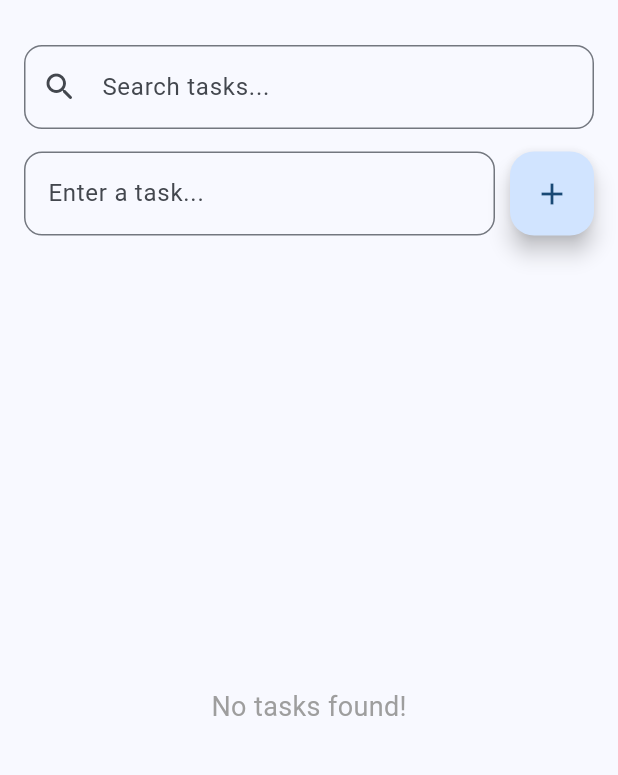
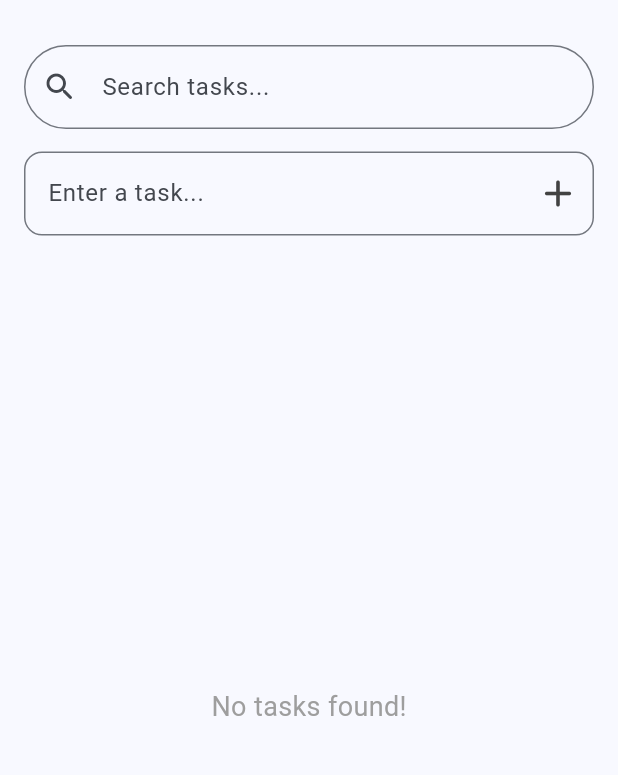
Before and after one commit to Rohiitt405/TaskFlow, a Flutter app: the screen it shows after launch, on a phone screen of 412 x 824 dp, the part 63-838 px from its top. Run offline on Flutter 3.47's test engine with Material 3 defaults, Android fonts, the phone set to English and light mode, and no system bars; our stand-ins replace shared_preferences.

Commit message:
Remove the floating add button and add in textbox icon button

```diff
--- a/lib/main.dart
+++ b/lib/main.dart
@@ -210,7 +210,7 @@ class _TodoHomePageState extends State<TodoHomePage> {
                 labelText: 'Search tasks...',
                 prefixIcon: const Icon(Icons.search_rounded),
                 border: OutlineInputBorder(
-                  borderRadius: BorderRadius.circular(12),
+                  borderRadius: BorderRadius.circular(50),
                 )
               ),
             ),
@@ -228,15 +228,14 @@ class _TodoHomePageState extends State<TodoHomePage> {
                       border: OutlineInputBorder(
                         borderRadius: BorderRadius.circular(12),
                       ),
+                      suffixIcon: IconButton(
+                        icon: Icon(Icons.add_rounded, size: 30, color: Colors.grey[800]),
+                        onPressed: _addTask,
+                        tooltip: 'Add Task',
+                      ),
                     ),
                     onSubmitted: (_) => _addTask(),
                   ),
-                ),
-                const SizedBox(width: 10),
-                // Add button
-                FloatingActionButton(
-                  onPressed: _addTask,
-                  child: const Icon(Icons.add),
                 ),
               ],
             ),
```
